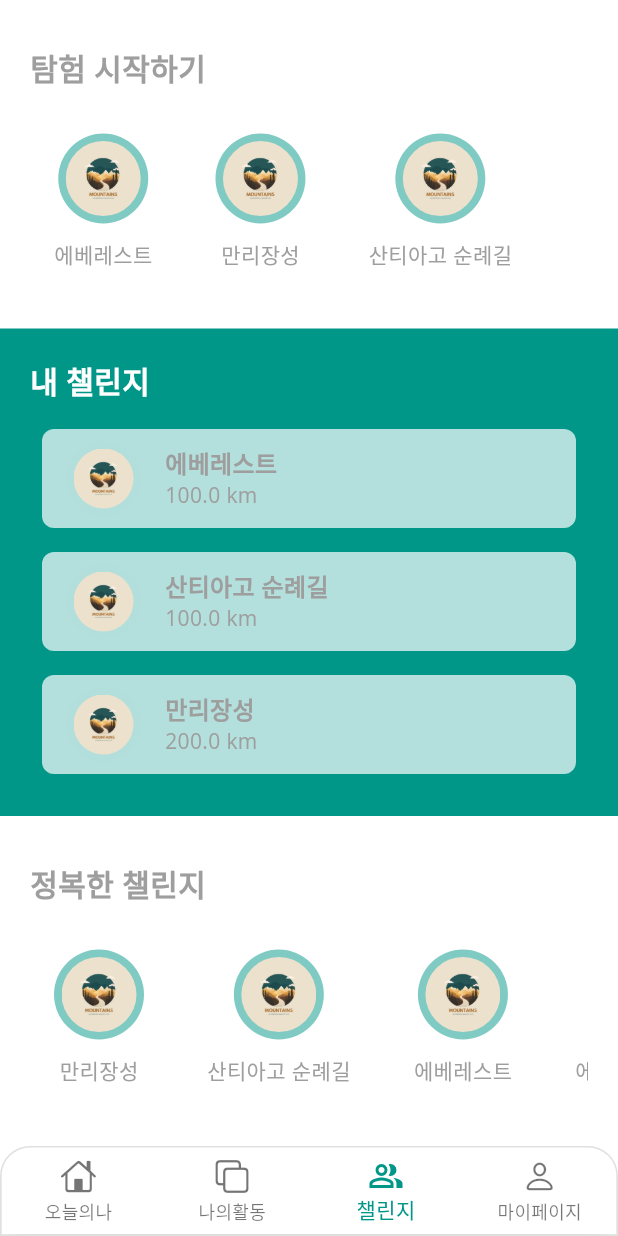
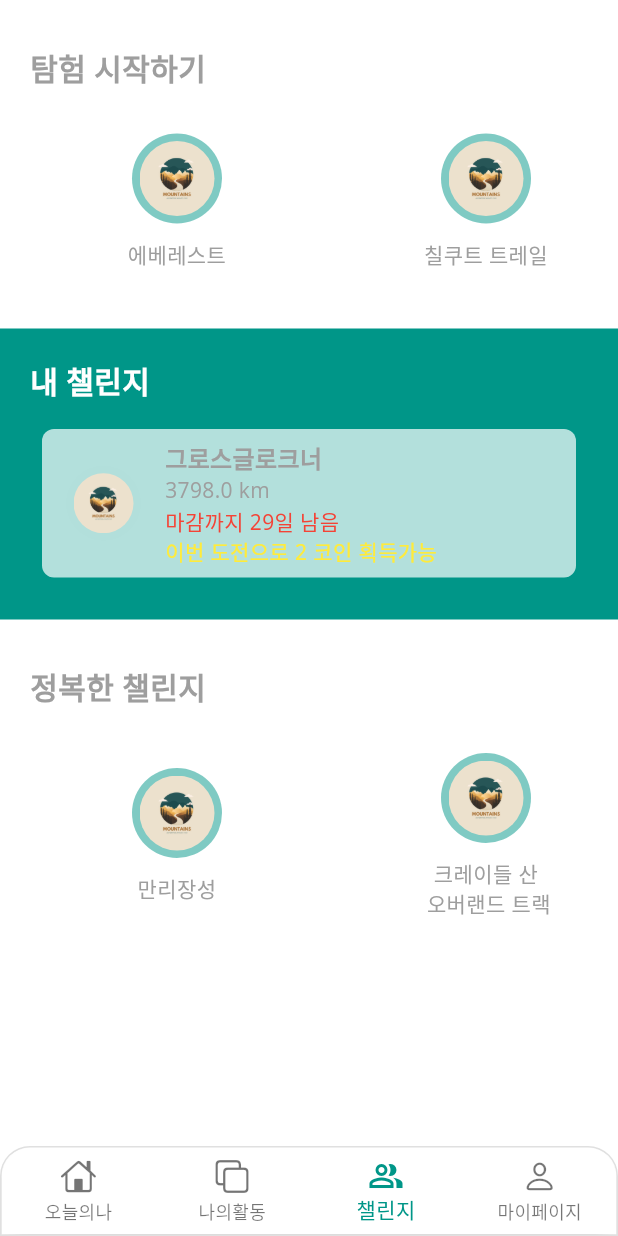
Before and after one commit to hillview0303/project-final-flutter, a Flutter app: the MainPage screen opened directly, item 3 of the bottom bar chosen, on a phone screen of 412 x 824 dp. Run offline on Flutter 3.47's test engine with Material 3 defaults, Android fonts, the phone set to English and light mode, and no system bars; our stand-ins replace google_fonts.

Commit message:
챌린지페이지

```diff
--- a/lib/models/challenge.dart
+++ b/lib/models/challenge.dart
@@ -1,58 +1,169 @@
 class Challenge {
-  final String name;
+  final String challengeName;
   final double distance; // 거리는 km 단위로 저장
+  // final String backgroundImg;
+  // final String badgeImg;
+  // final String location;
+  // final String content;
+  final int coin;
+  final closingTime;
+  final createdAt;
 
   Challenge({
-    required this.name,
+    required this.challengeName,
     required this.distance,
+    // required this.backgroundImg,
+    // required this.badgeImg,
+    // required this.location,
+    // required this.content,
+    required this.coin,
+    this.closingTime,
+    this.createdAt,
   });
 }
 
 List<Challenge> upcomingChallenges = [
     Challenge(
-        name: "에베레스트",
+        challengeName: "에베레스트",
         distance: 5.0,
+        coin: 2
     ),
     Challenge(
-        name: "만리장성",
-        distance: 10.0
+        challengeName: "칠쿠트 트레일",
+        distance: 10.0,
+        coin: 2
     ),
     Challenge(
-        name: "산티아고 순례길",
-        distance: 15.0
+        challengeName: "엘브루스",
+        distance: 15.0,
+        coin: 2
+    ),
+    Challenge(
+        challengeName: "그랜드 캐니언",
+        distance: 15.0,
+        coin: 2
+    ),
+    Challenge(
+        challengeName: "산티아고 순례길",
+        distance: 15.0,
+        coin: 2
+    ),
+    Challenge(
+        challengeName: "디날리",
+        distance: 15.0,
+        coin: 2
+    ),
+    Challenge(
+        challengeName: "잉카 트레일",
+        distance: 15.0,
+        coin: 2
+    ),
+    Challenge(
+        challengeName: "K2",
+        distance: 15.0,
+        coin: 2
+    ),
+    Challenge(
+        challengeName: "킬리만자로",
+        distance: 15.0,
+        coin: 2
+    ),
+    Challenge(
+        challengeName: "웨스트 하일랜드 웨이",
+        distance: 15.0,
+        coin: 2
+    ),
+    Challenge(
+        challengeName: "빈슨",
+        distance: 15.0,
+        coin: 2
+    ),
+    Challenge(
+        challengeName: "라인슈타이크 트레일",
+        distance: 15.0,
+        coin: 2
+    ),
+    Challenge(
+        challengeName: "안나푸르나 서킷",
+        distance: 15.0,
+        coin: 2
+    ),
+    Challenge(
+        challengeName: "아콩가과",
+        distance: 15.0,
+        coin: 2
     ),
   ];
 
   final List<Challenge> ongoingChallenges = [
     Challenge(
-        name: "에베레스트",
-        distance: 100.0
-    ),
-    Challenge(
-        name: "산티아고 순례길",
-        distance: 100.0
-    ),
-    Challenge(
-        name: "만리장성",
-        distance: 200.0
+        challengeName: "그로스글로크너",
+        distance: 3798.0,
+        createdAt: DateTime.now(),
+        closingTime: DateTime.now().add(Duration(days: 30)), // 생성일로부터 30일 후
+        coin: 2
     ),
   ];
 
   final List<Challenge> pastChallenges = [
     Challenge(
-        name: "만리장성",
-        distance: 20.0
+        challengeName: "만리장성",
+        distance: 20.0,
+        coin: 2
     ),
     Challenge(
-        name: "산티아고 순례길",
-        distance: 20.0
+        challengeName: "크레이들 산\n 오버랜드 트랙",
+        distance: 15.0,
+        coin: 2
     ),
     Challenge(
-        name: "에베레스트",
-        distance: 20.0
+        challengeName: "애팔래치안 트레일",
+        distance: 15.0,
+        coin: 2
     ),
     Challenge(
-        name: "에베레스트 베이스캠프",
-        distance: 20.0
+        challengeName: "코지어스코",
+        distance: 20.0,
+        coin: 2
+    ),
+    Challenge(
+        challengeName: "밀퍼드 트랙",
+        distance: 15.0,
+        coin: 2
+    ),
+    Challenge(
+        challengeName: "몽블랑",
+        distance: 15.0,
+        coin: 2
+    ),
+    Challenge(
+        challengeName: "몽블랑 서큘러",
+        distance: 20.0,
+        coin: 2
+    ),
+    Challenge(
+        challengeName: "아라라트",
+        distance: 15.0,
+        coin: 2
+    ),
+    Challenge(
+        challengeName: "킬리만자로 마차메 루트",
+        distance: 15.0,
+        coin: 2
+    ),
+    Challenge(
+        challengeName: "올림푸스",
+        distance: 20.0,
+        coin: 2
+    ),
+    Challenge(
+        challengeName: "투브칼 서킷",
+        distance: 15.0,
+        coin: 2
+    ),
+    Challenge(
+        challengeName: "파타고니아 서킷",
+        distance: 15.0,
+        coin: 2
     ),
   ];
--- a/lib/pages/challenge/components/challenge_container.dart
+++ b/lib/pages/challenge/components/challenge_container.dart
@@ -9,6 +9,8 @@ class ChallengeContainer extends StatelessWidget {
   @override
   Widget build(BuildContext context) {
     return Container(
+      width: 180,
+      height: 150,
       color: Colors.white.withOpacity(0.3),
       margin: EdgeInsets.all(8),
       padding: EdgeInsets.all(8),
@@ -26,7 +28,7 @@ class ChallengeContainer extends StatelessWidget {
             ),
           ),
           SizedBox(height: 10),
-          Text(challenge.name, textAlign: TextAlign.center),
+          Text(challenge.challengeName, textAlign: TextAlign.center),
         ],
       ),
     );
--- a/lib/pages/challenge/components/completed_challenge.dart
+++ b/lib/pages/challenge/components/completed_challenge.dart
@@ -22,7 +22,7 @@ class CompletedChallenge extends StatelessWidget {
             child: Text(title, style: h6(mColor: Colors.grey)),
           ),
           Container(
-            height: 130,
+            height: 150,
             child: ListView.separated(
               scrollDirection: Axis.horizontal,
               itemCount: challenges.length,
--- a/lib/pages/challenge/components/ongoing_challenge_container.dart
+++ b/lib/pages/challenge/components/ongoing_challenge_container.dart
@@ -1,5 +1,6 @@
 import 'package:flutter/material.dart';
 import '../../../models/challenge.dart';
+import '../ongoing_challenge_detail_page.dart';
 
 class OngoingChallengeContainer extends StatelessWidget {
   final Challenge challenge;
@@ -8,11 +9,15 @@ class OngoingChallengeContainer extends StatelessWidget {
 
   @override
   Widget build(BuildContext context) {
+
+    final DateTime now = DateTime.now();
+    final int daysLeft = challenge.closingTime.difference(now).inDays;
+
     return Container(
       margin: EdgeInsets.all(8),
       padding: EdgeInsets.symmetric(horizontal: 16, vertical: 8),
       decoration: BoxDecoration(
-        color: Colors.white.withOpacity(0.7), // 흰색 반투명 배경으로 내부 컨테이너를 강조
+        color: Colors.white.withOpacity(0.7),
         borderRadius: BorderRadius.circular(8),
       ),
       child: Row(
@@ -22,7 +27,7 @@ class OngoingChallengeContainer extends StatelessWidget {
             height: 50,
             padding: EdgeInsets.all(5),
             decoration: BoxDecoration(
-              color: Colors.teal.shade100,  // 아이콘 배경을 밝은 teal로 설정
+              color: Colors.teal.shade100,
               shape: BoxShape.circle,
             ),
             child: ClipOval(
@@ -34,8 +39,10 @@ class OngoingChallengeContainer extends StatelessWidget {
             child: Column(
               crossAxisAlignment: CrossAxisAlignment.start,
               children: [
-                Text(challenge.name, style: TextStyle(fontSize: 16, fontWeight: FontWeight.bold)),
+                Text(challenge.challengeName, style: TextStyle(fontSize: 16, fontWeight: FontWeight.bold)),
                 Text('${challenge.distance} km', style: TextStyle(color: Colors.grey)),
+                Text('마감까지 $daysLeft일 남음', style: TextStyle(color: Colors.red)),
+                Text('이번 도전으로 ${challenge.coin} 코인 획득가능', style: TextStyle(color: Colors.yellow)),
               ],
             ),
           ),
--- /dev/null
+++ b/lib/pages/challenge/ongoing_challenge_detail_page.dart
@@ -0,0 +1,10 @@
+import 'package:flutter/material.dart';
+
+class OngoingChallengeDetailPage extends StatelessWidget {
+  const OngoingChallengeDetailPage({super.key});
+
+  @override
+  Widget build(BuildContext context) {
+    return Center(child: Text("OngoingChallengeDetailPage"));
+  }
+}
```
Also changed, not shown: assets/appalachian.png (added), assets/basecampEV.png (added), assets/chilkoot.png (added), assets/elbrus.png (added), lib/pages/challenge/available_challenge_detail_page.dart (added), lib/pages/challenge/completed_challenge_detail_page.dart (added), 7 other files.
